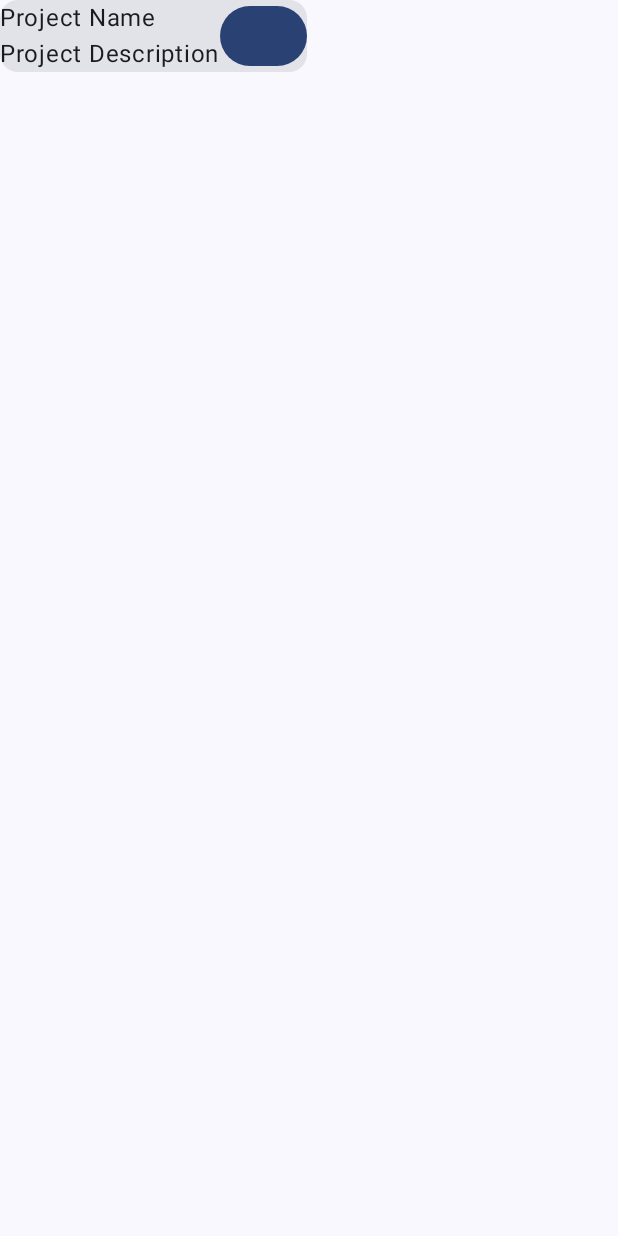
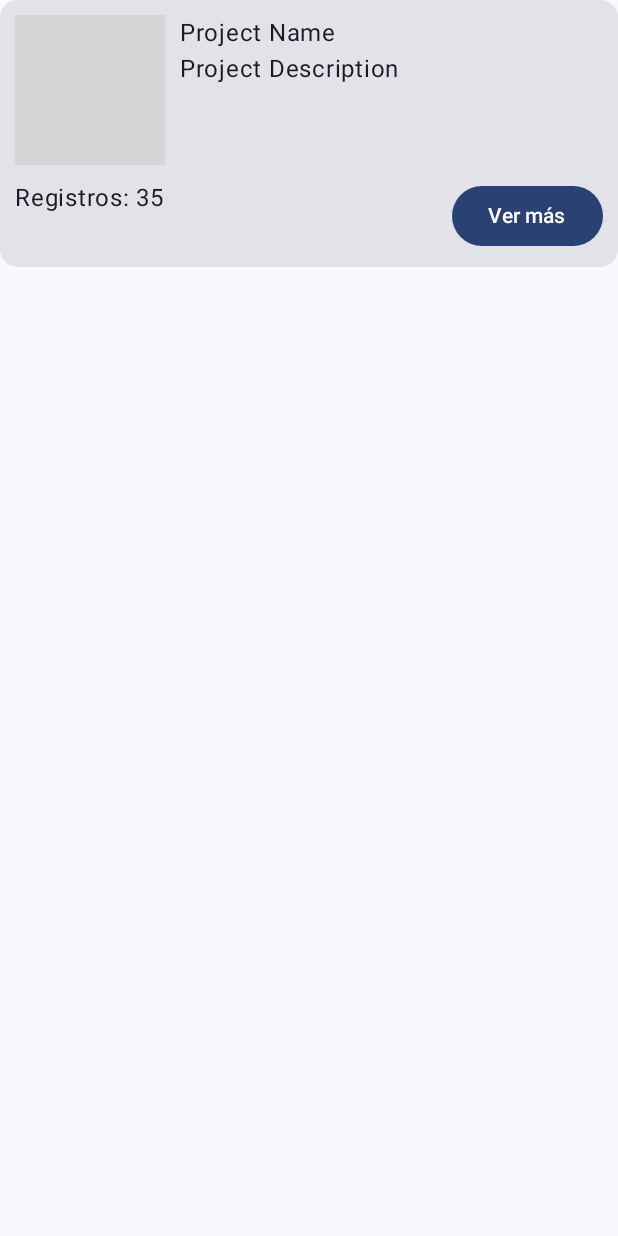
Before and after one commit to jhosenthG/ObraGris, an Android app built with Jetpack Compose: the composable cardProjectComponent shown on its own in the app's theme, on a phone screen of 412 x 824 dp. Run offline under Robolectric (Android 15) with nearby library versions, the phone set to English and light mode, and no system bars; grey boxes are pictures that could not be loaded.

Commit message:
Refactor card project component and add new colors
- Add White and Black colors.
- Refactor CardProjectComponent to display project image, project name, project description, number of records, and a "See more" button.
- Add icon_default_project.jpg and icon_default_user.jpg.
- Remove icon_default_project.png and icon_default_user.png.

```diff
--- a/app/src/main/java/com/example/obragris/MainActivity.kt
+++ b/app/src/main/java/com/example/obragris/MainActivity.kt
@@ -4,13 +4,10 @@ import android.os.Bundle
 import androidx.activity.ComponentActivity
 import androidx.activity.compose.setContent
 import androidx.activity.enableEdgeToEdge
-import androidx.compose.foundation.layout.fillMaxSize
-import androidx.compose.foundation.layout.padding
-import androidx.compose.material3.Scaffold
-import androidx.compose.material3.Text
+import androidx.compose.foundation.Image
+import androidx.compose.foundation.layout.Column
 import androidx.compose.runtime.Composable
-import androidx.compose.ui.Modifier
-import androidx.compose.ui.tooling.preview.Preview
+import androidx.compose.ui.res.painterResource
 import com.example.obragris.ui.theme.ObraGrisTheme
 
 class MainActivity : ComponentActivity() {
@@ -24,3 +21,8 @@ class MainActivity : ComponentActivity() {
             }
         }
     }
+
+@Composable
+fun PruebaImagen() {
+
+}
--- a/app/src/main/java/com/example/obragris/ui/components/CardProjectComponent.kt
+++ b/app/src/main/java/com/example/obragris/ui/components/CardProjectComponent.kt
@@ -1,30 +1,52 @@
 package com.example.obragris.ui.components
 
+import androidx.compose.foundation.Image
+import androidx.compose.foundation.background
+import androidx.compose.foundation.layout.Arrangement
 import androidx.compose.foundation.layout.Column
 import androidx.compose.foundation.layout.Row
+import androidx.compose.foundation.layout.Spacer
+import androidx.compose.foundation.layout.fillMaxWidth
+import androidx.compose.foundation.layout.padding
+import androidx.compose.foundation.layout.size
+import androidx.compose.foundation.shape.RoundedCornerShape
 import androidx.compose.material3.Button
 import androidx.compose.material3.Card
 import androidx.compose.material3.Text
 import androidx.compose.runtime.Composable
 import androidx.compose.ui.Modifier
+import androidx.compose.ui.draw.clip
+import androidx.compose.ui.graphics.Color
+import androidx.compose.ui.layout.ContentScale
+import androidx.compose.ui.res.painterResource
 import androidx.compose.ui.tooling.preview.Preview
+import androidx.compose.ui.unit.dp
+import com.example.obragris.R
 
 @Composable
-fun cardProjectComponent() {
+fun cardProjectComponent(modifier: Modifier = Modifier) {
+    var cardProject = painterResource(R.drawable.icon_default_project)
     Card(modifier = Modifier) {
-        Column(modifier = Modifier) {
+
+        Column(modifier = Modifier.padding(10.dp)) {
             Row(modifier = Modifier) {
-                Column(modifier = Modifier) {
+                Image(modifier = Modifier.clip(RoundedCornerShape(10.dp)).size(100.dp),contentScale = ContentScale.Crop,
+                    painter = painterResource(R.drawable.icon_default_project),
+                    contentDescription = "Project Image"
+                )
+                Column(modifier = Modifier. padding(start = 10.dp)) {
                     Text(text = "Project Name")
                     Text(text = "Project Description")
                 }
-
-                Column(modifier = Modifier) {
-                    Button(onClick = { /*TODO*/ }) {
-                    }
+            }
+            Row(modifier = Modifier.padding(top = 10 .dp).fillMaxWidth(), horizontalArrangement = Arrangement.SpaceBetween) {
+                Text(text = "Registros: 35")
+                Button(onClick = { /*TODO*/ }) {
+                    Text(text = "Ver más")
                 }
 
             }
+
         }
     }
 }
@@ -33,5 +55,5 @@ fun cardProjectComponent() {
 @Preview
 @Composable
 fun cardProjectComponentPreview() {
-
+cardProjectComponent()
 }
--- a/app/src/main/java/com/example/obragris/ui/theme/Color.kt
+++ b/app/src/main/java/com/example/obragris/ui/theme/Color.kt
@@ -13,3 +13,5 @@ val BlueGray = Color(0xFF2A343C)
 val GrayMedium = Color(0xFF4B4B4B)
 val GreenApple = Color(0xFF4CAF50)
 val LightGrey = Color(0xFFF5F5F5)
+val White = Color(0xFFFFFFFF)
+val Black = Color(0xFF000000)
```
Also changed, not shown: app/src/main/res/drawable/icon_default_project.png (deleted), app/src/main/res/drawable/icon_default_user.jpg (added), app/src/main/res/drawable/icon_default_user.png (deleted), 1 other file.
